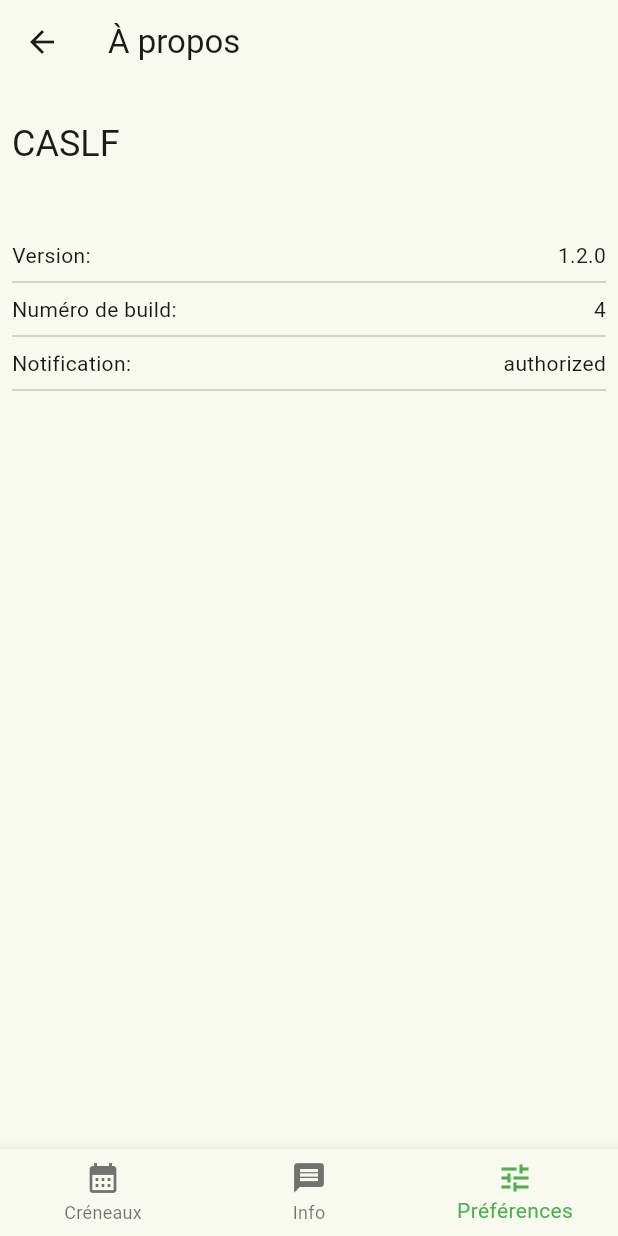
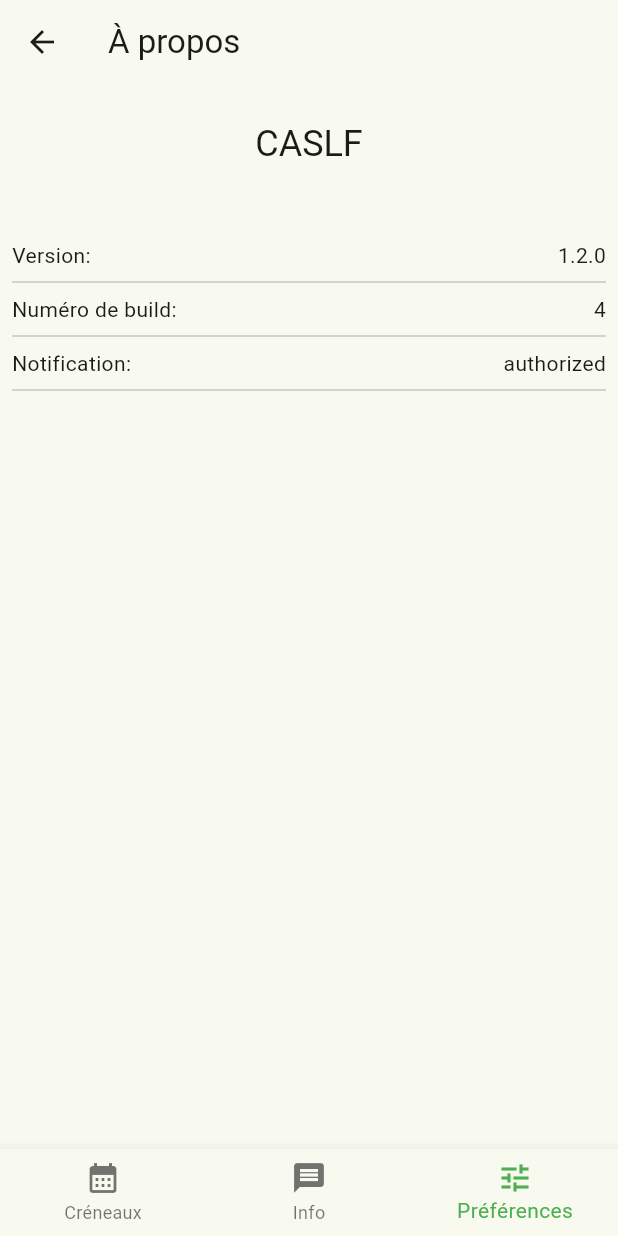
Before and after one commit to nbarikipoulos/appli-caslf, a Flutter app: the AboutPage screen opened by its route, on a phone screen of 412 x 824 dp. Run offline on Flutter 3.47's test engine with Material 3 defaults, Android fonts, the phone set to English and light mode, and no system bars; our stand-ins replace cloud_firestore, device_info_plus, firebase_auth, firebase_core, firebase_messaging, go_router and 2 more; missing offline and left inert: duration_picker, firebase_ui_auth, firebase_ui_localizations, firebase_ui_shared; accounts and stored records are empty; generated files the repository leaves out were written again; statements that could not run were skipped.

Commit message:
#18: Misc. mise en page

```diff
--- a/lib/screens/settings/about_page.dart
+++ b/lib/screens/settings/about_page.dart
@@ -75,9 +75,11 @@ class _AboutPageState extends State<AboutPage> {
             : Column(
               crossAxisAlignment: CrossAxisAlignment.stretch,
               children: [
-                HeadingItem(
-                  title: appName!.toUpperCase(),
-                  //style: Theme.of(context).textTheme.headlineSmall
+                Center(
+                  child: HeadingItem(
+                    title: appName!.toUpperCase(),
+                    //style: Theme.of(context).textTheme.headlineSmall
+                  ),
                 ),
                 const SizedBox(height: 32.0),
                 InkWell(
```
